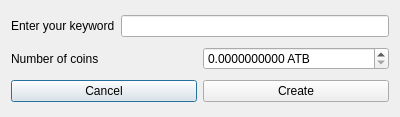
The window that src/qt/forms/bonuscodedialog.ui (Ailein/atbcoin-insight) describes before a commit, drawn with Qt 5.
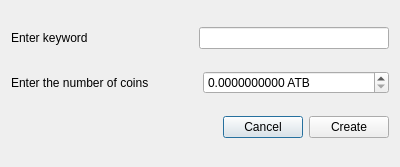
The same window after the commit.

What changed in the file:
```diff
--- a/src/qt/forms/bonuscodedialog.ui
+++ b/src/qt/forms/bonuscodedialog.ui
@@ -7,30 +7,31 @@
     <x>0</x>
     <y>0</y>
     <width>400</width>
-    <height>117</height>
+    <height>167</height>
    </rect>
   </property>
-  <property name="maximumSize">
-   <size>
-    <width>400</width>
-    <height>121</height>
-   </size>
-  </property>
   <property name="windowTitle">
    <string>Create new keyword</string>
   </property>
   <layout class="QVBoxLayout" name="verticalLayout">
    <item>
-    <layout class="QHBoxLayout" name="horizontalLayout">
+    <layout class="QHBoxLayout" name="horizontalLayout_2">
      <item>
-      <widget class="QLabel" name="KeyWordLabel">
+      <widget class="QLabel" name="LKeyWord">
        <property name="text">
-        <string>Enter your keyword</string>
+        <string>Enter keyword </string>
        </property>
       </widget>
      </item>
      <item>
-      <widget class="QLineEdit" name="KeyWordlineEdit"/>
+      <widget class="QLineEdit" name="EKeyWord">
+       <property name="maximumSize">
+        <size>
+         <width>190</width>
+         <height>16777215</height>
+        </size>
+       </property>
+      </widget>
      </item>
     </layout>
    </item>
@@ -39,33 +40,58 @@
      <item>
       <widget class="QLabel" name="NumberOfCoinsLabel">
        <property name="text">
-        <string>Number of coins</string>
+        <string>Enter the number of coins</string>
        </property>
       </widget>
      </item>
      <item>
-      <widget class="QDoubleSpinBox" name="NumberOfCoinsSpinBox">
+      <widget class="QDoubleSpinBox" name="SCoins">
+       <property name="maximumSize">
+        <size>
+         <width>190</width>
+         <height>16777215</height>
+        </size>
+       </property>
        <property name="suffix">
         <string> ATB</string>
        </property>
        <property name="decimals">
         <number>10</number>
        </property>
+       <property name="maximum">
+        <double>9999.989999999999782</double>
+       </property>
+       <property name="singleStep">
+        <double>0.100000000000000</double>
+       </property>
       </widget>
      </item>
     </layout>
    </item>
    <item>
-    <layout class="QHBoxLayout" name="horizontalLayout_2">
+    <layout class="QHBoxLayout" name="horizontalLayout">
      <item>
-      <widget class="QPushButton" name="ButtonCancel">
+      <spacer name="horizontalSpacer">
+       <property name="orientation">
+        <enum>Qt::Horizontal</enum>
+       </property>
+       <property name="sizeHint" stdset="0">
+        <size>
+         <width>40</width>
+         <height>20</height>
+        </size>
+       </property>
+      </spacer>
+     </item>
+     <item>
+      <widget class="QPushButton" name="BCancel">
        <property name="text">
         <string>Сancel</string>
        </property>
       </widget>
      </item>
      <item>
-      <widget class="QPushButton" name="ButtonCreate">
+      <widget class="QPushButton" name="BCreate">
        <property name="text">
         <string>Create</string>
        </property>
```
Left out of the diff: 11 changed lines with no effect on the pictures.
